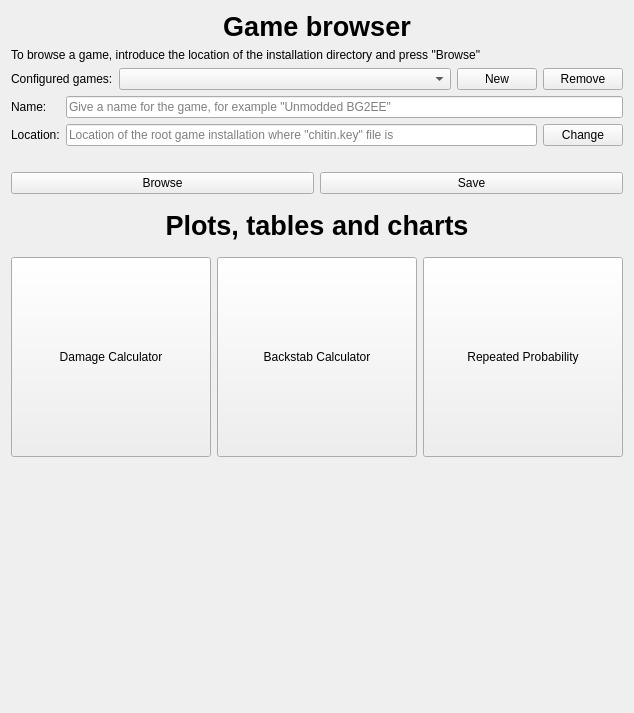
Before: the Qt Designer form src/welcomepage.ui in moebiusproject/moebiustoolkit, drawn with Qt 5.
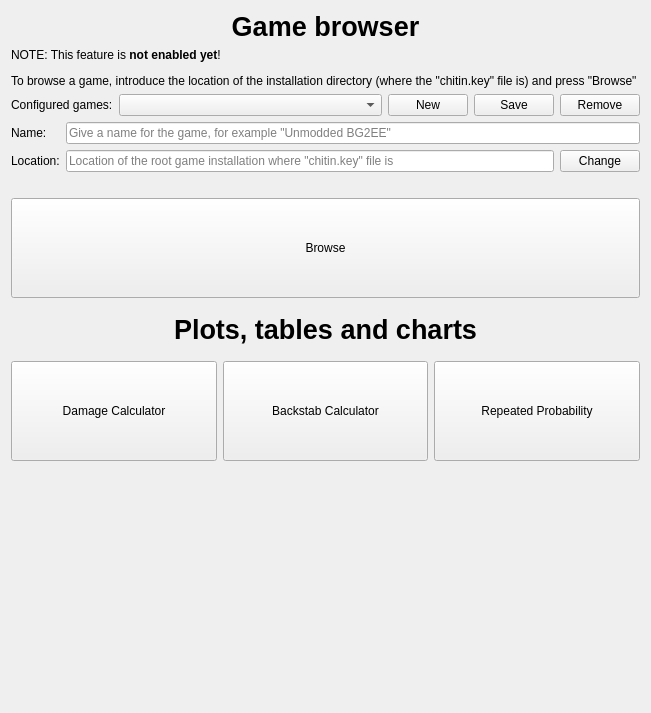
After: the same form once the commit is applied. Icons and pictures are not drawn.

Patch:
```diff
--- a/src/welcomepage.ui
+++ b/src/welcomepage.ui
@@ -34,12 +34,12 @@
    <item>
     <widget class="QLabel" name="browserIntroductionLabel">
      <property name="text">
-      <string>To browse a game, introduce the location of the installation directory and press &quot;Browse&quot;</string>
+      <string>&lt;html&gt;&lt;head/&gt;&lt;body&gt;&lt;p&gt;NOTE: This feature is &lt;span style=&quot; font-weight:600;&quot;&gt;not enabled yet&lt;/span&gt;!&lt;/p&gt;&lt;p&gt;To browse a game, introduce the location of the installation directory (where the &amp;quot;chitin.key&amp;quot; file is) and press &amp;quot;Browse&amp;quot; &lt;/p&gt;&lt;/body&gt;&lt;/html&gt;</string>
      </property>
     </widget>
    </item>
    <item>
-    <layout class="QHBoxLayout" name="horizontalLayout_2" stretch="0,1,0,0">
+    <layout class="QHBoxLayout" name="horizontalLayout_2" stretch="0,1,0,0,0">
      <item>
       <widget class="QLabel" name="configuredGamesLabel">
        <property name="text">
@@ -64,6 +64,17 @@
        </property>
       </widget>
      </item>
+     <item>
+      <widget class="QPushButton" name="save">
+       <property name="text">
+        <string>Save</string>
+       </property>
+       <property name="icon">
+        <iconset theme="document-save">
+         <normaloff>.</normaloff>.</iconset>
+       </property>
+      </widget>
+     </item>
      <item>
       <widget class="QPushButton" name="remove">
        <property name="text">
@@ -137,6 +148,12 @@
     <layout class="QHBoxLayout" name="horizontalLayout_3">
      <item>
       <widget class="QPushButton" name="browse">
+       <property name="minimumSize">
+        <size>
+         <width>100</width>
+         <height>100</height>
+        </size>
+       </property>
        <property name="text">
         <string>Browse</string>
        </property>
@@ -146,17 +163,6 @@
        </property>
       </widget>
      </item>
-     <item>
-      <widget class="QPushButton" name="save">
-       <property name="text">
-        <string>Save</string>
-       </property>
-       <property name="icon">
-        <iconset theme="document-save">
-         <normaloff>.</normaloff>.</iconset>
-       </property>
-      </widget>
-     </item>
     </layout>
    </item>
    <item>
@@ -214,8 +220,8 @@
       <widget class="QPushButton" name="damageCalculator">
        <property name="minimumSize">
         <size>
-         <width>200</width>
-         <height>200</height>
+         <width>100</width>
+         <height>100</height>
         </size>
        </property>
        <property name="text">
@@ -227,8 +233,8 @@
       <widget class="QPushButton" name="backstabCalculator">
        <property name="minimumSize">
         <size>
-         <width>200</width>
-         <height>200</height>
+         <width>100</width>
+         <height>100</height>
         </size>
        </property>
        <property name="text">
@@ -240,8 +246,8 @@
       <widget class="QPushButton" name="repeatedProbability">
        <property name="minimumSize">
         <size>
-         <width>200</width>
-         <height>200</height>
+         <width>100</width>
+         <height>100</height>
         </size>
        </property>
        <property name="text">
```
Left out of the diff: 6 changed lines with no effect on the pictures.
